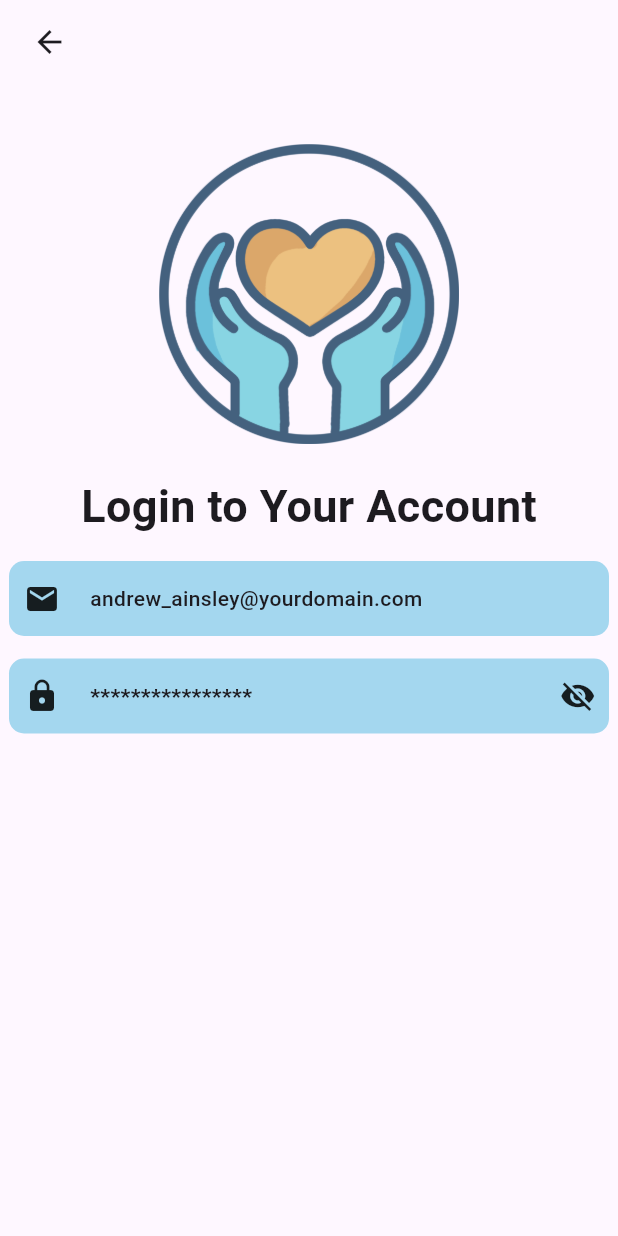
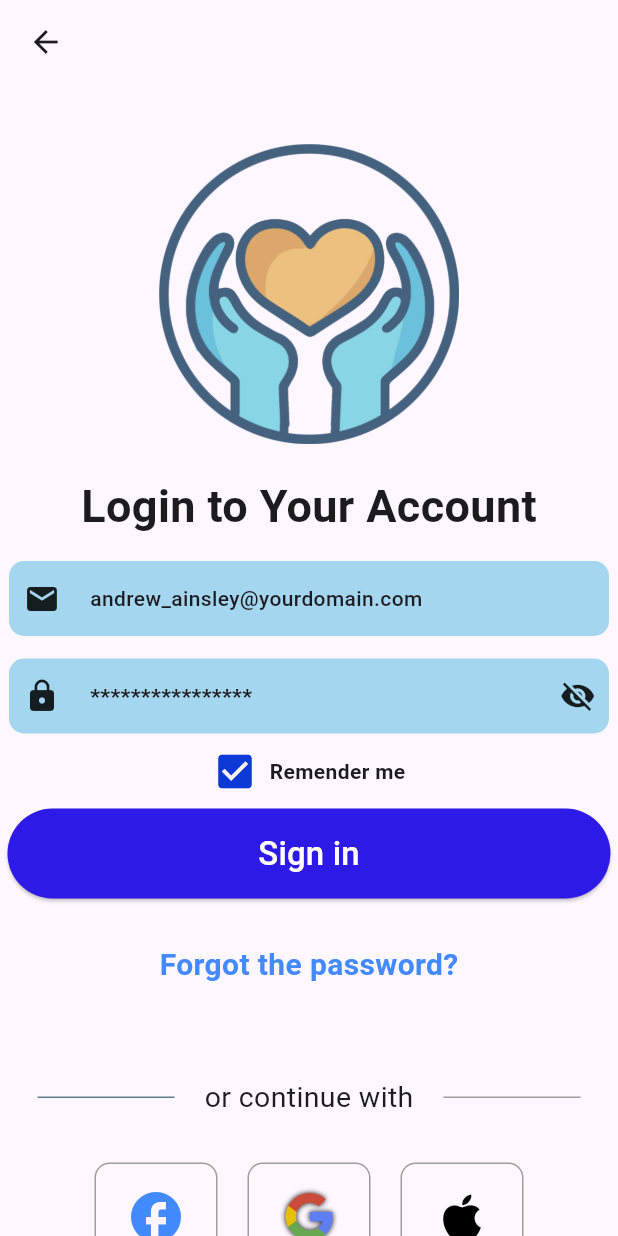
Before and after one commit to SobanAhmed96/Flutter_App_1_ass, a Flutter app: the screen it shows after launch, on a phone screen of 412 x 824 dp. Run offline on Flutter 3.47's test engine with Material 3 defaults, Android fonts, the phone set to English and light mode, and no system bars.

Commit message:
first commit

```diff
--- a/lib/pages/login_screen.dart
+++ b/lib/pages/login_screen.dart
@@ -1,3 +1,4 @@
+import 'package:first_app/pages/home_screen.dart';
 import 'package:flutter/material.dart';
 
 void main() {
@@ -11,7 +12,7 @@ class LoginScreen extends StatelessWidget {
   Widget build(BuildContext context) {
     return Scaffold(
       appBar: AppBar(
-        title: Padding(
+        leading: Padding(
           padding: const EdgeInsets.only(left: 5),
           child: Icon(Icons.arrow_back),
         ),
@@ -40,35 +41,165 @@ class LoginScreen extends StatelessWidget {
               Container(
                 width: 400,
                 height: 50,
-                decoration: BoxDecoration(color: const Color.fromARGB(255, 164, 215, 239),borderRadius: BorderRadius.circular(10)),
+                decoration: BoxDecoration(
+                  color: const Color.fromARGB(255, 164, 215, 239),
+                  borderRadius: BorderRadius.circular(10),
+                ),
                 child: Row(
                   children: [
                     Padding(
-                      padding: const EdgeInsets.only(left: 10,right: 20),
+                      padding: const EdgeInsets.only(left: 10, right: 20),
                       child: Icon(Icons.mail),
                     ),
-                    Text("andrew_ainsley@yourdomain.com",style: TextStyle(fontWeight: FontWeight.w500),)
+                    Text(
+                      "andrew_ainsley@yourdomain.com",
+                      style: TextStyle(fontWeight: FontWeight.w500),
+                    ),
                   ],
                 ),
               ),
-                    SizedBox(height: 15,),
+              SizedBox(height: 15),
               // 4 Child
               Container(
                 width: 400,
                 height: 50,
-                decoration: BoxDecoration(color: const Color.fromARGB(255, 164, 215, 239),borderRadius: BorderRadius.circular(10)),
+                decoration: BoxDecoration(
+                  color: const Color.fromARGB(255, 164, 215, 239),
+                  borderRadius: BorderRadius.circular(10),
+                ),
                 child: Row(
                   children: [
                     Padding(
-                      padding: const EdgeInsets.only(left: 10,right: 20),
+                      padding: const EdgeInsets.only(left: 10, right: 20),
                       child: Icon(Icons.lock),
                     ),
-                    Text("****************",style: TextStyle(fontWeight: FontWeight.w900),),
-                    SizedBox(width: 205,),
-                    Icon(Icons.visibility_off)
+                    Text(
+                      "****************",
+                      style: TextStyle(fontWeight: FontWeight.w900),
+                    ),
+                    SizedBox(width: 205),
+                    Icon(Icons.visibility_off),
                   ],
                 ),
               ),
+              // 5 Child
+              SizedBox(height: 10),
+              Row(
+                crossAxisAlignment: CrossAxisAlignment.center,
+                mainAxisAlignment: MainAxisAlignment.center,
+                children: [
+                  Icon(
+                    Icons.check_box,
+                    color: const Color.fromARGB(255, 13, 57, 215),
+                    size: 30,
+                  ),
+                  SizedBox(width: 8),
+                  Text(
+                    "Remender me",
+                    style: TextStyle(fontWeight: FontWeight.bold),
+                  ),
+                ],
+              ),
+              // 6 Child
+              SizedBox(height: 10),
+              SizedBox(
+                width: 410,
+                height: 60,
+
+                child: ElevatedButton(
+                  onPressed: () {
+                    Navigator.push(context, MaterialPageRoute(builder: (context) =>  HomeScreen()));
+                  },
+
+                  style: ElevatedButton.styleFrom(
+                    backgroundColor: const Color.fromARGB(255, 46, 26, 231),
+                  ),
+                  child: Text(
+                    "Sign in",
+                    style: TextStyle(fontSize: 22, color: Colors.white),
+                  ),
+                ),
+              ),
+              // 7 Child
+              SizedBox(height: 30),
+              Center(
+                child: Text(
+                  "Forgot the password?",
+                  style: TextStyle(
+                    color: Colors.blueAccent,
+                    fontSize: 20,
+                    fontWeight: FontWeight.bold,
+                  ),
+                ),
+              ),
+              // 7 Child
+              SizedBox(height: 60),
+              Row(
+                children: [
+                  Expanded(
+                    child: Divider(
+                      thickness: 1,
+                      color: Colors.blueGrey,
+                      indent: 20,
+                      endIndent: 20,
+                    ),
+                  ),
+                  Text('or continue with', style: TextStyle(fontSize: 19)),
+                  Expanded(
+                    child: Divider(
+                      thickness: 1,
+                      color: Colors.grey,
+                      indent: 20,
+                      endIndent: 20,
+                    ),
+                  ),
+                ],
+              ),
+              // 8 Child
+              SizedBox(height: 30),
+              Row(
+                crossAxisAlignment: CrossAxisAlignment.center,
+                mainAxisAlignment: MainAxisAlignment.center,
+                children: [
+                  Container(
+                    margin: EdgeInsets.only(left: 10,right: 10),
+                    padding: EdgeInsets.only(left: 20,right: 20,top: 15,bottom: 15),
+                    decoration: BoxDecoration(
+                      border: Border.all(color: Colors.grey, width: 1),
+                      borderRadius: BorderRadius.circular(10),
+                    ),
+                    child: Icon(Icons.facebook,size: 40,color: Colors.blueAccent,),
+                  ),
+                  Container(
+                    margin: EdgeInsets.only(left: 10,right: 10),
+                    padding: EdgeInsets.only(left: 20,right: 20,top: 15,bottom: 15),
+                    decoration: BoxDecoration(
+                      border: Border.all(color: Colors.grey, width: 1),
+                      borderRadius: BorderRadius.circular(10),
+                    ),
+                    child: Image.asset("assets/images/Google.png",width: 40,height: 40,fit: BoxFit.fill,),
+                  ),
+                  Container(
+                    margin: EdgeInsets.only(left: 10,right: 10),
+                    padding: EdgeInsets.only(left: 20,right: 20,top: 15,bottom: 15),
+                    decoration: BoxDecoration(
+                      border: Border.all(color: Colors.grey, width: 1),
+                      borderRadius: BorderRadius.circular(10),
+                    ),
+                    child: Icon(Icons.apple,size: 40,color: Colors.black,),
+                  ),
+                ],
+              ),
+               // 9 Child
+              SizedBox(height: 30),
+              Row(
+                crossAxisAlignment: CrossAxisAlignment.center,
+                mainAxisAlignment: MainAxisAlignment.center,
+                children: [
+                  Text("Don't have on account? ",style: TextStyle(fontSize: 19),),
+                  Text(" Sign up",style: TextStyle(color: Colors.blueAccent,fontSize: 19),),
+                ],
+              )
             ],
           ),
         ),
```
Also changed, not shown: lib/Components/button.dart (added, +42 -0 lines), lib/Components/card.dart (added, +102 -0 lines), lib/pages/home_screen.dart (added, +134 -0 lines), assets/images/Google.png (added), assets/images/House.png (added), assets/images/House2.png (added), pubspec.lock.
